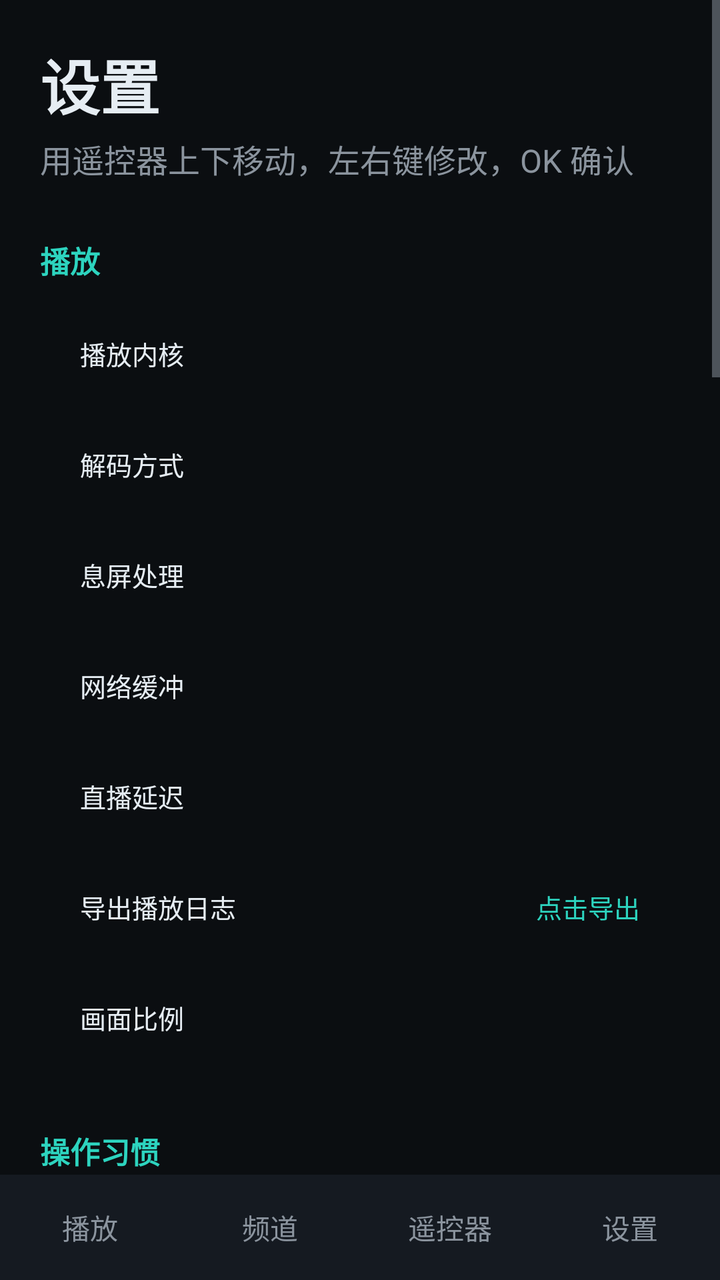
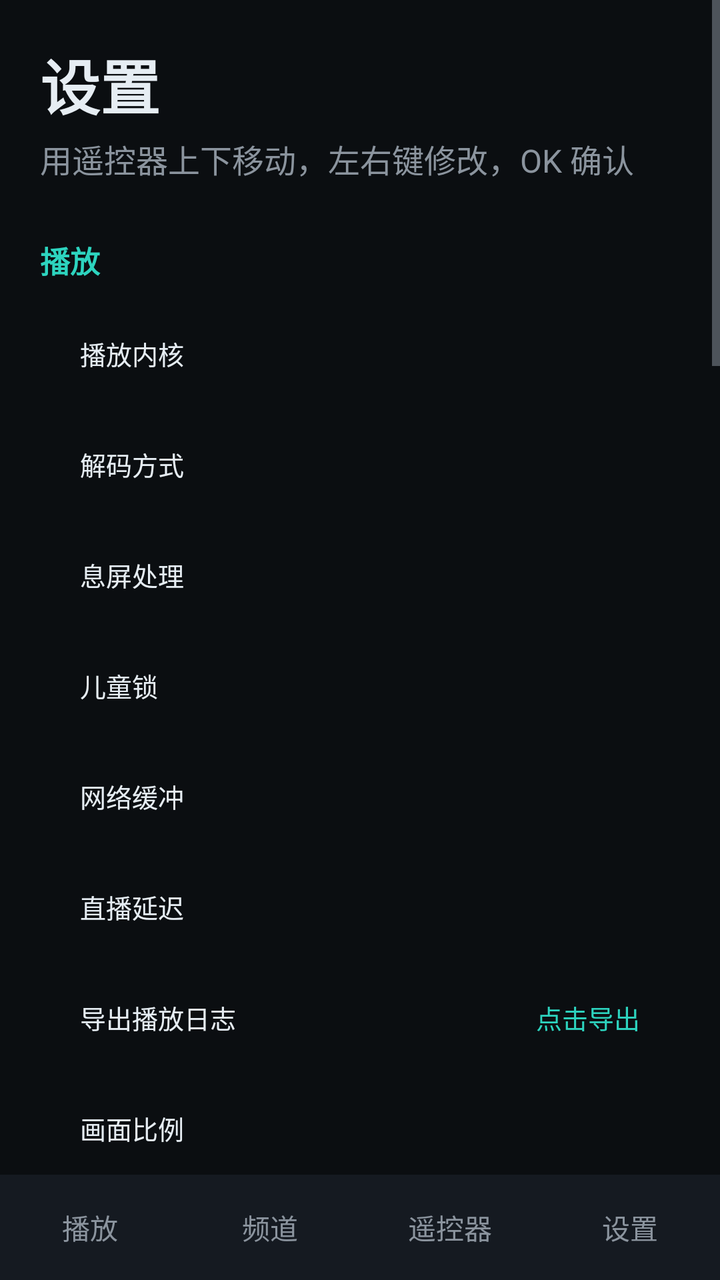

An Android layout rendered at two revisions. The XML below is the earlier revision; the diff shows what the commit changed to produce the second picture.
<!-- AndroidManifest.xml: activity theme Theme.Litv.Overlay -->
<!-- res/layout/activity_settings.xml -->
<LinearLayout xmlns:android="http://schemas.android.com/apk/res/android"
    android:layout_width="match_parent"
    android:layout_height="match_parent"
    android:background="@color/bg"
    android:orientation="vertical">
<ScrollView
    android:layout_width="match_parent"
    android:layout_height="0dp"
    android:layout_weight="1">

    <LinearLayout
        android:layout_width="match_parent"
        android:layout_height="wrap_content"
        android:orientation="vertical"
        android:padding="@dimen/screen_padding">

        <TextView
            android:layout_width="wrap_content"
            android:layout_height="wrap_content"
            android:text="设置"
            android:textColor="@color/text_primary"
            android:textSize="30sp"
            android:textStyle="bold" />

        <TextView
            android:id="@+id/settingsHint"
            android:layout_width="wrap_content"
            android:layout_height="wrap_content"
            android:layout_marginTop="4dp"
            android:text="用遥控器上下移动，左右键修改，OK 确认"
            android:textColor="@color/text_secondary"
            android:textSize="16sp" />

        
        <TextView
            style="@style/SectionTitle"
            android:text="播放" />

        <LinearLayout
            android:id="@+id/rowEngine"
            style="@style/SettingRow">

            <TextView
                style="@style/SettingLabel"
                android:text="播放内核" />

            <TextView
                android:id="@+id/valueEngine"
                style="@style/SettingValue" />
        </LinearLayout>

        <LinearLayout
            android:id="@+id/rowDecode"
            style="@style/SettingRow">

            <TextView
                style="@style/SettingLabel"
                android:text="解码方式" />

            <TextView
                android:id="@+id/valueDecode"
                style="@style/SettingValue" />
        </LinearLayout>

        
        <LinearLayout
            android:id="@+id/rowScreenOff"
            style="@style/SettingRow">

            <TextView
                style="@style/SettingLabel"
                android:text="息屏处理" />

            <TextView
                android:id="@+id/valueScreenOff"
                style="@style/SettingValue" />
        </LinearLayout>

        <LinearLayout
            android:id="@+id/rowBuffer"
            style="@style/SettingRow">

            <TextView
                style="@style/SettingLabel"
                android:text="网络缓冲" />

            <TextView
                android:id="@+id/valueBuffer"
                style="@style/SettingValue" />
        </LinearLayout>

        <LinearLayout
            android:id="@+id/rowLiveOffset"
            style="@style/SettingRow">

            <TextView
                style="@style/SettingLabel"
                android:text="直播延迟" />

            <TextView
                android:id="@+id/valueLiveOffset"
                style="@style/SettingValue" />
        </LinearLayout>

        <LinearLayout
            android:id="@+id/rowExportLog"
            style="@style/SettingRow">

            <TextView
                style="@style/SettingLabel"
                android:text="导出播放日志" />

            <TextView
                android:id="@+id/valueExportLog"
                style="@style/SettingValue"
                android:text="点击导出" />
        </LinearLayout>

        <LinearLayout
            android:id="@+id/rowAspect"
            style="@style/SettingRow">

            <TextView
                style="@style/SettingLabel"
                android:text="画面比例" />

            <TextView
                android:id="@+id/valueAspect"
                style="@style/SettingValue" />
        </LinearLayout>

        
        <TextView
            style="@style/SectionTitle"
            android:text="操作习惯" />

        <LinearLayout
            android:id="@+id/rowReverse"
            style="@style/SettingRow">

            <TextView
                style="@style/SettingLabel"
                android:text="换台方向反转" />

            <TextView
                android:id="@+id/valueReverse"
                style="@style/SettingValue" />
        </LinearLayout>

        <LinearLayout
            android:id="@+id/rowAv3a"
            style="@style/SettingRow">

            <TextView
                style="@style/SettingLabel"
                android:text="AV3A 音频解码" />

            <TextView
                android:id="@+id/valueAv3a"
                style="@style/SettingValue" />
        </LinearLayout>

        <LinearLayout
            android:id="@+id/rowAutoPlay"
            style="@style/SettingRow">

            <TextView
                style="@style/SettingLabel"
                android:text="开机自动播放上次频道" />

            <TextView
                android:id="@+id/valueAutoPlay"
                style="@style/SettingValue" />
        </LinearLayout>

        <LinearLayout
            android:id="@+id/rowNumberTimeout"
            style="@style/SettingRow">

            <TextView
                style="@style/SettingLabel"
                android:text="数字跳台等待" />

            <TextView
                android:id="@+id/valueNumberTimeout"
                style="@style/SettingValue" />
        </LinearLayout>

        <LinearLayout
            android:id="@+id/rowUiMode"
            style="@style/SettingRow">

            <TextView
                style="@style/SettingLabel"
                android:text="界面模式" />

            <TextView
                android:id="@+id/valueUiMode"
                style="@style/SettingValue" />
        </LinearLayout>

        <LinearLayout
            android:id="@+id/rowStartTimeout"
            style="@style/SettingRow">

            <TextView
                style="@style/SettingLabel"
                android:text="起播超时" />

            <TextView
                android:id="@+id/valueStartTimeout"
                style="@style/SettingValue" />
        </LinearLayout>

        <LinearLayout
            android:id="@+id/rowRetry"
            style="@style/SettingRow">

            <TextView
                style="@style/SettingLabel"
                android:text="超时重试次数" />

            <TextView
                android:id="@+id/valueRetry"
                style="@style/SettingValue" />
        </LinearLayout>

        
        <TextView
            style="@style/SectionTitle"
            android:text="网络" />

        <LinearLayout
            android:id="@+id/rowDoh"
            style="@style/SettingRow">

            <TextView
                style="@style/SettingLabel"
                android:text="加密 DNS（DoH）" />

            <TextView
                android:id="@+id/valueDoh"
                style="@style/SettingValue" />
        </LinearLayout>

        <LinearLayout
            android:id="@+id/rowDohProvider"
            style="@style/SettingRow">

            <TextView
                style="@style/SettingLabel"
                android:text="DoH 服务商" />

            <TextView
                android:id="@+id/valueDohProvider"
                style="@style/SettingValue" />
        </LinearLayout>

        <LinearLayout
            android:id="@+id/rowIpMode"
            style="@style/SettingRow">

            <TextView
                style="@style/SettingLabel"
                android:text="IP 协议偏好" />

            <TextView
                android:id="@+id/valueIpMode"
                style="@style/SettingValue" />
        </LinearLayout>

        <LinearLayout
            android:id="@+id/rowHlsNoCache"
            style="@style/SettingRow">

            <TextView
                style="@style/SettingLabel"
                android:text="直播列表强制刷新（不吃缓存）" />

            <TextView
                android:id="@+id/valueHlsNoCache"
                style="@style/SettingValue" />
        </LinearLayout>

        <LinearLayout
            android:id="@+id/rowAutoRelay"
            style="@style/SettingRow">

            <TextView
                style="@style/SettingLabel"
                android:text="直连失败时自动改用中转" />

            <TextView
                android:id="@+id/valueAutoRelay"
                style="@style/SettingValue" />
        </LinearLayout>

        
        <TextView
            style="@style/SectionTitle"
            android:text="界面" />

        <LinearLayout
            android:id="@+id/rowUiScale"
            style="@style/SettingRow">

            <TextView
                style="@style/SettingLabel"
                android:text="界面缩放" />

            <TextView
                android:id="@+id/valueUiScale"
                style="@style/SettingValue" />
        </LinearLayout>

        <LinearLayout
            android:id="@+id/rowShowStatus"
            style="@style/SettingRow">

            <TextView
                style="@style/SettingLabel"
                android:text="显示播放状态叠加" />

            <TextView
                android:id="@+id/valueShowStatus"
                style="@style/SettingValue" />
        </LinearLayout>

        
        <TextView
            style="@style/SectionTitle"
            android:text="关于" />

        <LinearLayout
            android:id="@+id/rowKeymap"
            style="@style/SettingRow">

            <TextView
                style="@style/SettingLabel"
                android:text="遥控器操作说明" />

            <TextView
                android:id="@+id/valueKeymap"
                style="@style/SettingValue" />
        </LinearLayout>

        <LinearLayout
            android:id="@+id/rowDevice"
            style="@style/SettingRow">

            <TextView
                style="@style/SettingLabel"
                android:text="本机信息" />

            <TextView
                android:id="@+id/valueDevice"
                style="@style/SettingValue" />
        </LinearLayout>

        <LinearLayout
            android:id="@+id/rowServer"
            style="@style/SettingRow">

            <TextView
                style="@style/SettingLabel"
                android:text="服务器" />

            <TextView
                android:id="@+id/valueServer"
                style="@style/SettingValue" />
        </LinearLayout>

        <LinearLayout
            android:id="@+id/rowUnbind"
            style="@style/SettingRow">

            <TextView
                style="@style/SettingLabel"
                android:text="解绑本机（需重新绑定）" />

            <TextView
                android:id="@+id/valueUnbind"
                style="@style/SettingValue"
                android:text="按 OK 执行" />
        </LinearLayout>

        <TextView
            android:id="@+id/status"
            android:layout_width="match_parent"
            android:layout_height="wrap_content"
            android:layout_marginTop="24dp"
            android:textColor="@color/accent"
            android:textSize="16sp" />
    </LinearLayout>
</ScrollView>

    <include layout="@layout/view_bottom_tabs" />
</LinearLayout>
<!-- res/layout/view_bottom_tabs.xml (included above) -->
<?xml version="1.0" encoding="utf-8"?>
<LinearLayout xmlns:android="http://schemas.android.com/apk/res/android"
    android:layout_width="match_parent"
    android:layout_height="wrap_content"
    android:background="@color/bg_panel"
    android:orientation="horizontal"
    android:paddingVertical="8dp">

    <TextView
        android:id="@+id/tabPlay"
        style="@style/PhoneTab"
        android:text="播放" />

    <TextView
        android:id="@+id/tabChannel"
        style="@style/PhoneTab"
        android:text="频道" />

    <TextView
        android:id="@+id/tabRemote"
        style="@style/PhoneTab"
        android:text="遥控器" />

    <TextView
        android:id="@+id/tabSettings"
        style="@style/PhoneTab"
        android:text="设置" />
</LinearLayout>
<!-- resources referenced by this layout -->
<resources>
  <color name="accent">#FF2DD4BF</color>
  <color name="bg">#FF0B0E11</color>
  <color name="bg_panel">#FF151A21</color>
  <color name="text_primary">#FFE6EDF3</color>
  <color name="text_secondary">#FF8B949E</color>
  <dimen name="screen_padding">48dp</dimen>
  <style name="PhoneTab">
          <item name="android:layout_width">0dp</item>
          <item name="android:layout_height">wrap_content</item>
          <item name="android:layout_weight">1</item>
          <item name="android:gravity">center</item>
          <item name="android:paddingVertical">8dp</item>
          <item name="android:textColor">@color/text_secondary</item>
          <item name="android:textSize">14sp</item>
      </style>
  <style name="SectionTitle">
          <item name="android:layout_width">match_parent</item>
          <item name="android:layout_height">wrap_content</item>
          <item name="android:layout_marginTop">28dp</item>
          <item name="android:layout_marginBottom">8dp</item>
          <item name="android:textColor">@color/accent</item>
          <item name="android:textSize">15sp</item>
          <item name="android:textStyle">bold</item>
      </style>
  <style name="SettingLabel">
          <item name="android:layout_width">0dp</item>
          <item name="android:layout_height">wrap_content</item>
          <item name="android:layout_weight">1</item>
          <item name="android:textColor">@color/text_primary</item>
          <item name="android:textSize">13sp</item>
      </style>
  <style name="SettingRow">
          <item name="android:layout_width">match_parent</item>
          <item name="android:layout_height">wrap_content</item>
          <item name="android:layout_marginTop">0dp</item>
          <item name="android:background">@drawable/bg_setting_row</item>
          <item name="android:clickable">true</item>
          <item name="android:focusable">true</item>
          <item name="android:gravity">center_vertical</item>
          <item name="android:orientation">horizontal</item>
          <item name="android:paddingHorizontal">20dp</item>
          <item name="android:paddingVertical">18dp</item>
          
          <item name="android:textSize">18sp</item>
          <item name="android:textColor">@color/text_primary</item>
      </style>
  <style name="SettingValue">
          <item name="android:layout_width">wrap_content</item>
          <item name="android:layout_height">wrap_content</item>
          <item name="android:textColor">@color/accent</item>
          <item name="android:textSize">13sp</item>
      </style>
  <style name="Theme.Litv.Overlay" parent="Theme.Litv">
          <item name="android:windowIsTranslucent">true</item>
          <item name="android:windowBackground">#F2000000</item>
          <item name="android:windowNoTitle">true</item>
          <item name="android:backgroundDimEnabled">false</item>
          <item name="android:windowAnimationStyle">@null</item>
      </style>
  <style name="Theme.Litv" parent="Theme.AppCompat.NoActionBar">
          <item name="android:windowBackground">@color/bg</item>
          <item name="android:colorBackground">@color/bg</item>
          <item name="android:textColorPrimary">@color/text_primary</item>
          <item name="android:textColorSecondary">@color/text_secondary</item>
          <item name="android:statusBarColor">@color/bg</item>
          <item name="android:navigationBarColor">@color/bg</item>
      </style>
  <!-- unchanged entries left out for length: 1 -->
</resources>

<!-- the commit's change to res/layout/activity_settings.xml (unified diff, before → after) -->
@@ -73,6 +73,20 @@
 
             <TextView
                 android:id="@+id/valueScreenOff"
+                style="@style/SettingValue" />
+        </LinearLayout>
+
+        
+        <LinearLayout
+            android:id="@+id/rowLock"
+            style="@style/SettingRow">
+
+            <TextView
+                style="@style/SettingLabel"
+                android:text="儿童锁" />
+
+            <TextView
+                android:id="@+id/valueLock"
                 style="@style/SettingValue" />
         </LinearLayout>
 
